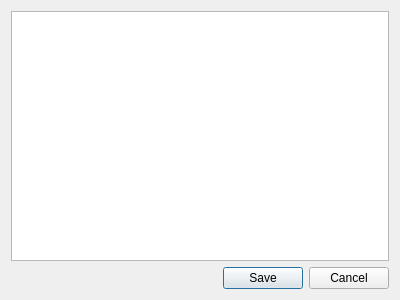
LukaJankovic/Ambience, file scanwindow.ui: the form before one commit.
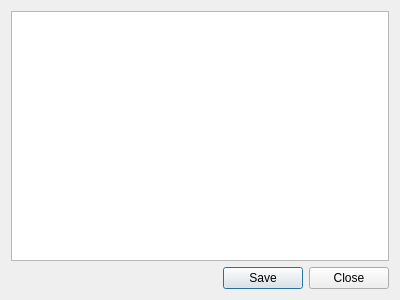
The form after the commit.

```diff
--- a/scanwindow.ui
+++ b/scanwindow.ui
@@ -31,7 +31,7 @@
       <enum>Qt::Horizontal</enum>
      </property>
      <property name="standardButtons">
-      <set>QDialogButtonBox::Cancel|QDialogButtonBox::Save</set>
+      <set>QDialogButtonBox::Close|QDialogButtonBox::Save</set>
      </property>
     </widget>
    </item>
```
